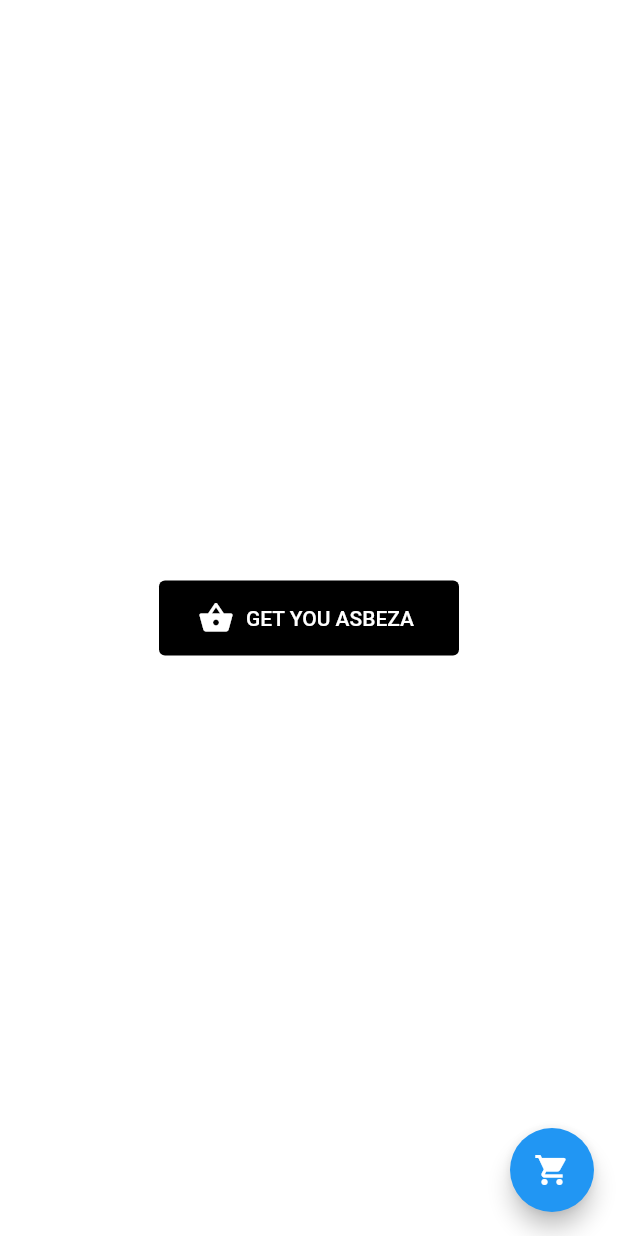
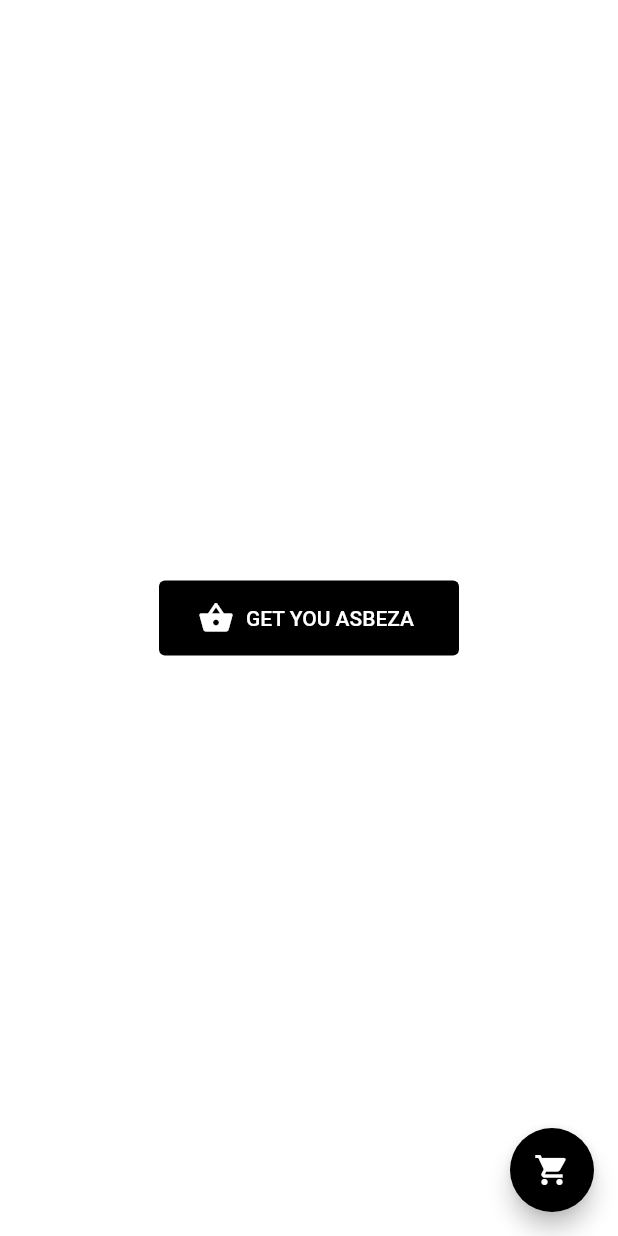
Before and after one commit to YeabseraMesfin/Asebeza, a Flutter app: the screen it shows after launch, on a phone screen of 412 x 824 dp. Run offline on Flutter 3.47's test engine with Material 2 defaults, Android fonts, the phone set to English and light mode, and no system bars; our stand-ins replace bloc, equatable, flutter_bloc; missing offline and left inert: dart:html.

Commit message:
Third commit

```diff
--- a/lib/Presentation/home_page.dart
+++ b/lib/Presentation/home_page.dart
@@ -109,9 +109,10 @@ class _HomePageState extends State<HomePage> {
         },
       ),
       floatingActionButton: FloatingActionButton(
+        backgroundColor: Colors.black,
         child: Icon(Icons.shopping_cart),
         onPressed: () {
-        BlocProvider(create: (context) => ItemBloc(),child: const HistoryPage(),);
+        Navigator.push(context, MaterialPageRoute(builder: ((context) => BlocProvider.value(value:BlocProvider.of<ItemBloc>(context),child: const HistoryPage(),))));
       },
       ),
     );
--- a/lib/main.dart
+++ b/lib/main.dart
@@ -17,7 +17,9 @@ class MyApp extends StatelessWidget {
   // This widget is the root of your application.
   @override
   Widget build(BuildContext context) {
-    return MaterialApp(
+    return BlocProvider(
+      create: (context) => ItemBloc(),
+      child: MaterialApp(
           title: 'Flutter Demo',
           theme: ThemeData(
             // This is the theme of your application.
@@ -31,8 +33,9 @@ class MyApp extends StatelessWidget {
             // is not restarted.
             primarySwatch: Colors.blue,
           ),
-      home: BlocProvider(create: (context) => ItemBloc(),child: const HomePage(),),
+          home:  const HomePage(),),
         );
+
   }
 }
 
--- a/pubspec.yaml
+++ b/pubspec.yaml
@@ -40,6 +40,7 @@ dependencies:
   flutter_bloc: ^8.1.2
   equatable: ^2.0.5
   google_fonts: ^4.0.3
+
 
 dev_dependencies:
   flutter_test:
```
Lines whose indentation alone changed are shown as unchanged.
